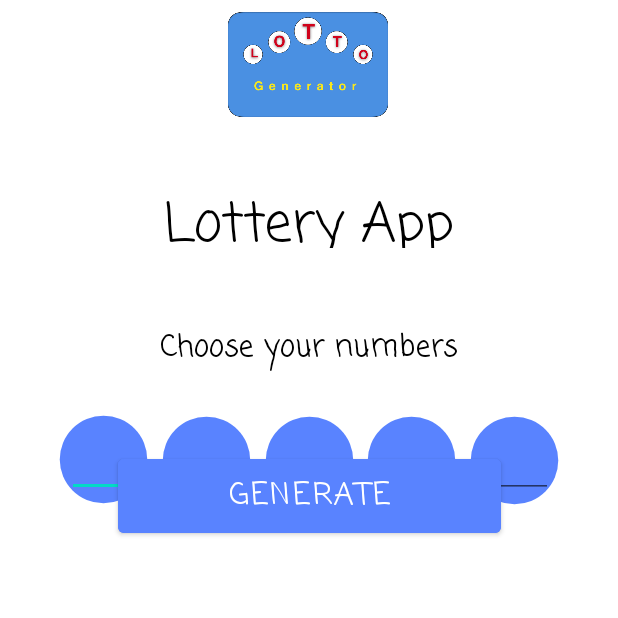
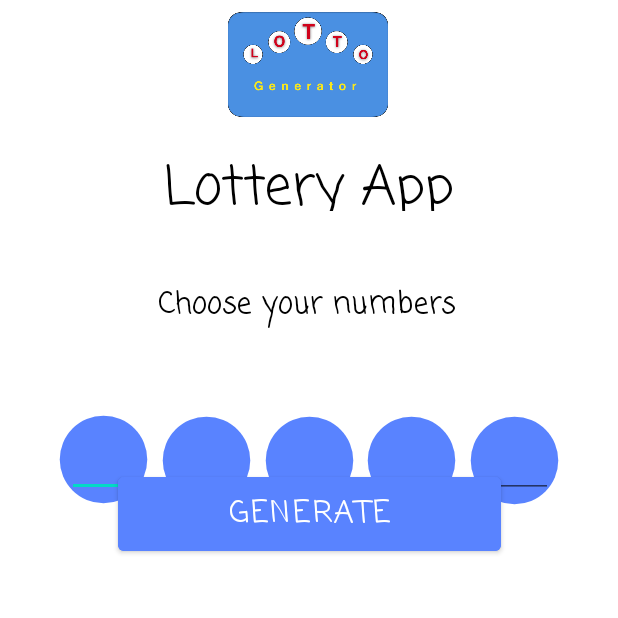
Before and after one commit to augsmachado/android_lotteryapp, an Android app: the screen it shows after launch (MainActivity), on a phone screen of 412 x 824 dp, the top half of it. Run offline under Robolectric (Android 15) with nearby library versions, the phone set to English and light mode, and no system bars.

Commit message:
Update activity_main.xml

```diff
--- a/LotteryApp/app/src/main/res/layout/activity_main.xml
+++ b/LotteryApp/app/src/main/res/layout/activity_main.xml
@@ -27,6 +27,9 @@
 
 
     <!-- App name -->
+
+
+    <!-- User input area -->
     <TextView
         android:layout_width="327dp"
         android:layout_height="58dp"
@@ -43,13 +46,11 @@
         app:layout_constraintEnd_toEndOf="parent"
         app:layout_constraintStart_toStartOf="parent"
         app:layout_constraintTop_toTopOf="parent"
-        app:layout_constraintVertical_bias="0.147"
+        app:layout_constraintVertical_bias="0.114"
         tools:ignore="MissingConstraints" />
 
+    <!-- First ball that need to insert value -->
 
-
-
-    <!-- User input area -->
     <TextView
         android:id="@+id/chooseYourNumbersText"
         android:layout_width="327dp"
@@ -65,12 +66,12 @@
         android:textSize="20sp"
         app:layout_constraintBottom_toBottomOf="parent"
         app:layout_constraintEnd_toEndOf="parent"
+        app:layout_constraintHorizontal_bias="0.488"
         app:layout_constraintStart_toStartOf="parent"
         app:layout_constraintTop_toTopOf="parent"
-        app:layout_constraintVertical_bias="0.270"
+        app:layout_constraintVertical_bias="0.232"
         tools:ignore="MissingConstraints" />
 
-    <!-- First ball that need to insert value -->
     <ImageView
         android:id="@+id/firstBall"
         android:layout_width="70dp"
@@ -214,11 +215,21 @@
 
 
     <!-- Generate Button area -->
+
+    <!-- Reset Button -->
+
+
+    <!-- Numbers Draws area -->
+
+    <!-- Random numbers generated -->
+
+
+    <!-- Results area -->
     <Button
         android:id="@+id/generateButton"
         android:layout_width="255dp"
         android:layout_height="61dp"
-        android:layout_marginTop="300dp"
+        android:layout_marginTop="312dp"
         android:backgroundTint="#5983FF"
         android:fontFamily="casual"
         android:padding="8dp"
@@ -230,12 +241,11 @@
         app:layout_constraintStart_toStartOf="parent"
         app:layout_constraintTop_toTopOf="parent" />
 
-    <!-- Reset Button -->
     <Button
         android:id="@+id/resetButton"
         android:layout_width="255dp"
         android:layout_height="61dp"
-        android:layout_marginTop="300dp"
+        android:layout_marginTop="312dp"
         android:backgroundTint="#FF5959"
         android:fontFamily="casual"
         android:padding="8dp"
@@ -247,10 +257,6 @@
         app:layout_constraintStart_toStartOf="parent"
         app:layout_constraintTop_toTopOf="parent" />
 
-
-
-
-    <!-- Numbers Draws area -->
     <TextView
         android:id="@+id/numbersDrawnText"
         android:layout_width="327dp"
@@ -266,12 +272,12 @@
         android:textSize="24sp"
         app:layout_constraintBottom_toBottomOf="parent"
         app:layout_constraintEnd_toEndOf="parent"
+        app:layout_constraintHorizontal_bias="0.488"
         app:layout_constraintStart_toStartOf="parent"
         app:layout_constraintTop_toTopOf="parent"
-        app:layout_constraintVertical_bias="0.600"
+        app:layout_constraintVertical_bias="0.621"
         tools:ignore="MissingConstraints" />
 
-    <!-- Random numbers generated -->
     <LinearLayout
         android:layout_width="match_parent"
         android:layout_height="wrap_content"
@@ -281,7 +287,7 @@
         app:layout_constraintHorizontal_bias="0.0"
         app:layout_constraintStart_toStartOf="parent"
         app:layout_constraintTop_toTopOf="parent"
-        app:layout_constraintVertical_bias="0.700">
+        app:layout_constraintVertical_bias="0.706">
 
         <TextView
             android:id="@+id/firstNumber"
@@ -365,9 +371,6 @@
             tools:layout_editor_absoluteY="243dp" />
     </LinearLayout>
 
-
-
-    <!-- Results area -->
     <TextView
         android:id="@+id/resultText"
         android:layout_width="327dp"
```
